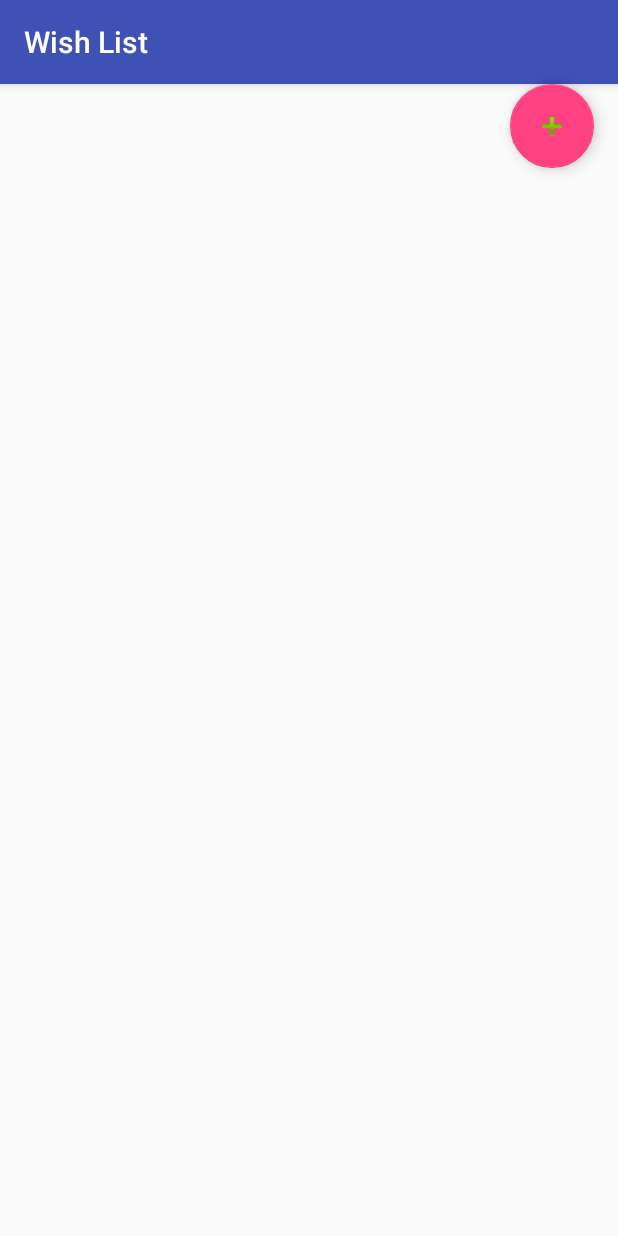
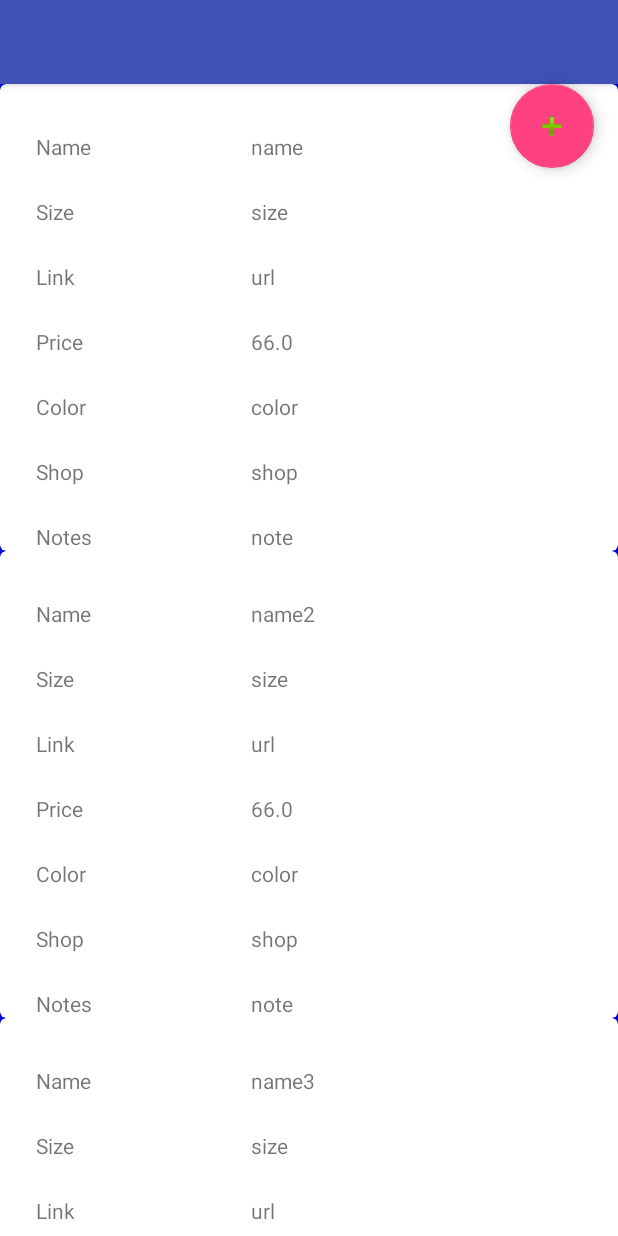
Before and after one commit to mikjo15/WishList_Project, an Android app: the MyWishListActivity screen opened directly, with no data from a screen before it, on a phone screen of 412 x 824 dp. Run offline under Robolectric (Android 15) with nearby library versions, the phone set to English and light mode, and no system bars; our stand-ins replace ButterKnife.

Commit message:
ItemListFragment - Virker nu og kan display. Ikke pæn UI, bruger DUMMY data

```diff
--- a/app/src/main/java/veltektrio/wishlist_project/MyWishListActivity.java
+++ b/app/src/main/java/veltektrio/wishlist_project/MyWishListActivity.java
@@ -1,19 +1,18 @@
 package veltektrio.wishlist_project;
 
 import android.os.Bundle;
-import android.support.design.widget.FloatingActionButton;
-import android.support.design.widget.Snackbar;
 import android.support.v7.app.AppCompatActivity;
+import android.support.v7.widget.LinearLayoutManager;
 import android.support.v7.widget.RecyclerView;
-import android.support.v7.widget.Toolbar;
-import android.view.View;
 
-import java.util.ArrayList;
+import butterknife.BindView;
+import butterknife.ButterKnife;
 
 
 public class MyWishListActivity extends AppCompatActivity {
 
-    private RecyclerView recyclerView;
+    @BindView(R.id.itemlist_recycler_view)
+    public RecyclerView recyclerView;
     private RecyclerView.Adapter adapter;
     private RecyclerView.LayoutManager layoutManager;
 
@@ -21,25 +20,23 @@ public class MyWishListActivity extends AppCompatActivity {
     protected void onCreate(Bundle savedInstanceState) {
         super.onCreate(savedInstanceState);
         setContentView(R.layout.activity_my_wish_list);
-        Toolbar toolbar = (Toolbar) findViewById(R.id.toolbar);
-        setSupportActionBar(toolbar);
 
-        FloatingActionButton fab = (FloatingActionButton) findViewById(R.id.fab);
-        fab.setOnClickListener(new View.OnClickListener() {
-            @Override
-            public void onClick(View view) {
-                Snackbar.make(view, "Replace with your own action", Snackbar.LENGTH_LONG)
-                        .setAction("Action", null).show();
-            }
-        });
+        ButterKnife.bind(this);
 
-        /**
-         * Creates new CustomAdapter, that takes an object of the WishList type as input
-         * and makes it the adapter for the recyclerview
-         */
-        Wishlist testList = new Wishlist();
+        recyclerView.setHasFixedSize(true);
+
+        layoutManager = new LinearLayoutManager(this);
+        recyclerView.setLayoutManager(layoutManager);
+
+
+        Wishlist testList = new Wishlist("Test wishlist");
         Wish firstWish = new Wish("name", "size", "url", 66, "note", "color", "shop");
+        Wish firstWish2 = new Wish("name2", "size", "url", 66, "note", "color", "shop");
+        Wish firstWish3 = new Wish("name3", "size", "url", 66, "note", "color", "shop");
         testList.add_wish(firstWish);
+        testList.add_wish(firstWish2);
+        testList.add_wish(firstWish3);
+
 
         adapter = new WishListAdapter(testList);
         recyclerView.setAdapter(adapter);
--- a/app/src/main/java/veltektrio/wishlist_project/Wish.java
+++ b/app/src/main/java/veltektrio/wishlist_project/Wish.java
@@ -17,10 +17,23 @@ public class Wish {
 
     public Wish(){}
 
+    public String getName(){return name;}
+    public void setName(String n) {name = n;}
+    public String getItemSize(){return size;}
+    public void setItemSize(String n) {size = n;}
+    public String getUrl(){return url;}
+    public void setUrl(String n) {url = n;}
+    public double getPrice(){return price;}
+    public void setPrice(double n) {price = n;}
+    public String getNote(){return note;}
+    public void setNote(String n) {note = n;}
+    public String getColor(){return color;}
+    public void setCOlor(String n) {color = n;}
+    public String getShop(){return shop;}
+    public void setShop(String n) {shop = n;}
+
 
     private String name = "NO NAME";
-    private enum category{clothes, outdoor, game, book, kitchen, electronic, other};
-    private category cat_id;
     private String size = "NO SIZE";
     private String url = "";
     private double price = 0.0;
--- a/app/src/main/java/veltektrio/wishlist_project/WishListAdapter.java
+++ b/app/src/main/java/veltektrio/wishlist_project/WishListAdapter.java
@@ -1,6 +1,7 @@
 package veltektrio.wishlist_project;
 
 import android.support.design.widget.Snackbar;
+import android.support.v7.widget.CardView;
 import android.support.v7.widget.RecyclerView;
 import android.util.Log;
 import android.view.LayoutInflater;
@@ -32,9 +33,9 @@ public class WishListAdapter extends RecyclerView.Adapter<WishListAdapter.ViewHo
      */
     @Override
     public WishListAdapter.ViewHolder onCreateViewHolder(ViewGroup parent, int viewType) {
-        TextView tv = (TextView) LayoutInflater.from(parent.getContext()).inflate(R.layout.item_list_recycleview, parent, false);
-        ViewHolder vh = new ViewHolder(tv);
-        return vh;
+        View v = LayoutInflater.from(parent.getContext())
+                .inflate(R.layout.item_list_recycleview, parent, false);
+        return new ViewHolder(v);
     }
 
 
@@ -47,52 +48,38 @@ public class WishListAdapter extends RecyclerView.Adapter<WishListAdapter.ViewHo
     public void onBindViewHolder(final WishListAdapter.ViewHolder holder, int position) {
         final String message = String.format("Setting textview for position: %s" , position);
         Log.i("Holder",message);
-        //holder.textView.setText(numbers.get(position).toString());
-        holder.textView.setOnClickListener(new View.OnClickListener() {
-            @Override
-            public void onClick(View v) {
-                deleteItem(holder.getAdapterPosition(),v);
-            }
-        });
-
+        Wish currentwish = currentList.getWish(position);
+        holder.input_name.setText(currentwish.getName());
+        holder.input_size.setText(currentwish.getItemSize());
+        holder.input_url.setText(currentwish.getUrl());
+        holder.input_price.setText(Double.toString(currentwish.getPrice()));
+        holder.input_note.setText(currentwish.getNote());
+        holder.input_color.setText(currentwish.getColor());
+        holder.input_shop.setText(currentwish.getShop());
     }
 
     @Override
-    public int getItemCount() {
-        Log.i("Holder",String.format("Getting item count: %s",numbers.size()));
-        return numbers.size();
-    }
+    public int getItemCount() { return currentList.getSize();    }
 
     public static class ViewHolder extends RecyclerView.ViewHolder {
-        // each data item is just a string in this case
-        public TextView textView;
 
-        public ViewHolder(TextView v) {
+        public TextView input_name;
+        public TextView input_size;
+        public TextView input_url;
+        public TextView input_price;
+        public TextView input_note;
+        public TextView input_color;
+        public TextView input_shop;
+
+        public ViewHolder(View v) {
             super(v);
-            textView = v;
+            input_name = v.findViewById(R.id.InputText_name);
+            input_size = v.findViewById(R.id.InputText_size);
+            input_url = v.findViewById(R.id.InputText_link);
+            input_price = v.findViewById(R.id.InputText_price);
+            input_note = v.findViewById(R.id.InputText_note);
+            input_color = v.findViewById(R.id.InputText_color);
+            input_shop = v.findViewById(R.id.InputText_shop);
         }
     }
-
-    /**
-     * Deletes item at position
-     * Creates a snackbar with the option to undo deletion
-     * @param position
-     * @param v View used for snackbar to find go back hierarychally and find coordinator layout
-     */
-    public void deleteItem(final int position, View v){
-        String message = String.format("Removing item at position: %s with value: %s",position,numbers.get(position));
-        Log.i("Holder", message);
-        final int number = numbers.get(position);
-        Snackbar snack = Snackbar.make(v,message, LENGTH_LONG);
-        snack.setAction("Undo", new View.OnClickListener() {
-            @Override
-            public void onClick(View v) {
-                numbers.add(position,number);
-                notifyDataSetChanged();
-            }
-        });
-        snack.show();
-        numbers.remove(position);
-        notifyDataSetChanged();
-    }
 }
--- a/app/src/main/java/veltektrio/wishlist_project/Wishlist.java
+++ b/app/src/main/java/veltektrio/wishlist_project/Wishlist.java
@@ -1,5 +1,6 @@
 package veltektrio.wishlist_project;
 
+import java.util.ArrayList;
 import java.util.Vector;
 
 /**
@@ -8,15 +9,19 @@ import java.util.Vector;
 
 public class Wishlist extends Wish {
 
-    public Wishlist(String user_name){ this.user_name = user_name; }
+    public Wishlist(String un){
+        user_name = un;
+        wishlist = new ArrayList<>();
+    }
 
     public void remove_wish(Wish w){
         wishlist.remove(w);
     }
     public void add_wish(Wish w){
-        wishlist.addElement(w);
+       wishlist.add(w);
     }
     public int getSize() { return wishlist.size(); }
+
     public Wish getPosition(int position) {
         return wishlist.get(position);
     }
@@ -24,11 +29,14 @@ public class Wishlist extends Wish {
         return user_name;
     }
 
-    public void setUser_name(String user_name) {
-        this.user_name = user_name;
+    public void setUser_name(String un) {
+        user_name = un;
     }
 
-    private Vector<Wish> wishlist;
+    public Wish getWish(int p) { return wishlist.get(p);}
+
+    //private Vector<Wish> wishlist ;
+    private ArrayList<Wish> wishlist;
 
     private String user_name;
 }
--- a/app/src/main/res/layout/fragment_item_list.xml
+++ b/app/src/main/res/layout/fragment_item_list.xml
@@ -8,7 +8,7 @@
 
 
     <android.support.v7.widget.RecyclerView
-        android:id="@+id/recycler_view"
+        android:id="@+id/itemlist_recycler_view"
         android:layout_width = "match_parent"
         android:layout_height = "match_parent"
         >
--- a/app/src/main/res/values/strings.xml
+++ b/app/src/main/res/values/strings.xml
@@ -17,7 +17,4 @@
     <string name="AddWish_size">Size</string>
     <string name="AddWish_name">Name</string>
     <string name="title_activity_list_of_friends">ListOfFriendsActivity</string>
-
-    <!-- TODO: Remove or change this placeholder text -->
-    <string name="hello_blank_fragment">Hello blank fragment</string>
 </resources>
```
Also changed, not shown: app/src/main/res/layout/item_list_recycleview.xml (+1 -7 lines).
